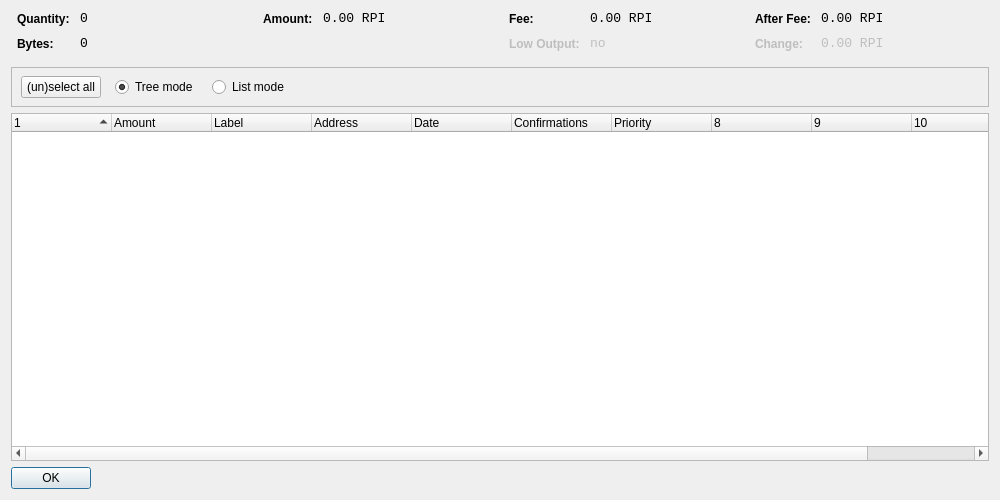
First picture: the form in src/qt/forms/coincontroldialog.ui, repository rpicoin/rpicore, before the edit.
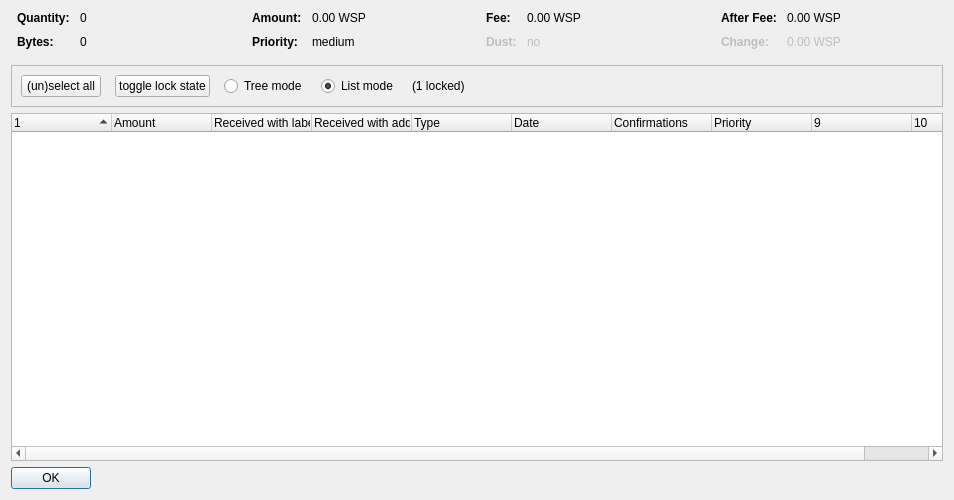
Second picture: the form after the edit. Custom widgets are drawn as their Qt base class.

What changed in the file:
```diff
--- a/src/qt/forms/coincontroldialog.ui
+++ b/src/qt/forms/coincontroldialog.ui
@@ -6,7 +6,7 @@
    <rect>
     <x>0</x>
     <y>0</y>
-    <width>1000</width>
+    <width>954</width>
     <height>500</height>
    </rect>
   </property>
@@ -38,8 +38,11 @@
        </property>
        <item row="0" column="0">
         <widget class="QLabel" name="labelCoinControlQuantityText">
-         <property name="styleSheet">
-          <string notr="true">font-weight:bold;</string>
+         <property name="font">
+          <font>
+           <weight>75</weight>
+           <bold>true</bold>
+          </font>
          </property>
          <property name="text">
           <string>Quantity:</string>
@@ -48,12 +51,6 @@
        </item>
        <item row="0" column="1">
         <widget class="QLabel" name="labelCoinControlQuantity">
-         <property name="font">
-          <font>
-           <family>Monospace</family>
-           <pointsize>10</pointsize>
-          </font>
-         </property>
          <property name="cursor">
           <cursorShape>IBeamCursor</cursorShape>
          </property>
@@ -70,8 +67,11 @@
        </item>
        <item row="1" column="0">
         <widget class="QLabel" name="labelCoinControlBytesText">
-         <property name="styleSheet">
-          <string notr="true">font-weight:bold;</string>
+         <property name="font">
+          <font>
+           <weight>75</weight>
+           <bold>true</bold>
+          </font>
          </property>
          <property name="text">
           <string>Bytes:</string>
@@ -80,12 +80,6 @@
        </item>
        <item row="1" column="1">
         <widget class="QLabel" name="labelCoinControlBytes">
-         <property name="font">
-          <font>
-           <family>Monospace</family>
-           <pointsize>10</pointsize>
-          </font>
-         </property>
          <property name="cursor">
           <cursorShape>IBeamCursor</cursorShape>
          </property>
@@ -118,8 +112,11 @@
        </property>
        <item row="0" column="0">
         <widget class="QLabel" name="labelCoinControlAmountText">
-         <property name="styleSheet">
-          <string notr="true">font-weight:bold;</string>
+         <property name="font">
+          <font>
+           <weight>75</weight>
+           <bold>true</bold>
+          </font>
          </property>
          <property name="text">
           <string>Amount:</string>
@@ -128,12 +125,35 @@
        </item>
        <item row="0" column="1">
         <widget class="QLabel" name="labelCoinControlAmount">
+         <property name="cursor">
+          <cursorShape>IBeamCursor</cursorShape>
+         </property>
+         <property name="contextMenuPolicy">
+          <enum>Qt::ActionsContextMenu</enum>
+         </property>
+         <property name="text">
+          <string notr="true">0.00 WSP</string>
+         </property>
+         <property name="textInteractionFlags">
+          <set>Qt::LinksAccessibleByMouse|Qt::TextSelectableByKeyboard|Qt::TextSelectableByMouse</set>
+         </property>
+        </widget>
+       </item>
+       <item row="1" column="0">
+        <widget class="QLabel" name="labelCoinControlPriorityText">
          <property name="font">
           <font>
-           <family>Monospace</family>
-           <pointsize>10</pointsize>
+           <weight>75</weight>
+           <bold>true</bold>
           </font>
          </property>
+         <property name="text">
+          <string>Priority:</string>
+         </property>
+        </widget>
+       </item>
+       <item row="1" column="1">
+        <widget class="QLabel" name="labelCoinControlPriority">
          <property name="cursor">
           <cursorShape>IBeamCursor</cursorShape>
          </property>
@@ -141,7 +161,7 @@
           <enum>Qt::ActionsContextMenu</enum>
          </property>
          <property name="text">
-          <string notr="true">0.00 RPI</string>
+          <string>medium</string>
          </property>
          <property name="textInteractionFlags">
           <set>Qt::LinksAccessibleByMouse|Qt::TextSelectableByKeyboard|Qt::TextSelectableByMouse</set>
@@ -166,8 +186,11 @@
        </property>
        <item row="0" column="0">
         <widget class="QLabel" name="labelCoinControlFeeText">
-         <property name="styleSheet">
-          <string notr="true">font-weight:bold;</string>
+         <property name="font">
+          <font>
+           <weight>75</weight>
+           <bold>true</bold>
+          </font>
          </property>
          <property name="text">
           <string>Fee:</string>
@@ -176,12 +199,6 @@
        </item>
        <item row="0" column="1">
         <widget class="QLabel" name="labelCoinControlFee">
-         <property name="font">
-          <font>
-           <family>Monospace</family>
-           <pointsize>10</pointsize>
-          </font>
-         </property>
          <property name="cursor">
           <cursorShape>IBeamCursor</cursorShape>
          </property>
@@ -189,7 +206,7 @@
           <enum>Qt::ActionsContextMenu</enum>
          </property>
          <property name="text">
-          <string notr="true">0.00 RPI</string>
+          <string notr="true">0.00 WSP</string>
          </property>
          <property name="textInteractionFlags">
           <set>Qt::LinksAccessibleByMouse|Qt::TextSelectableByKeyboard|Qt::TextSelectableByMouse</set>
@@ -201,11 +218,14 @@
          <property name="enabled">
           <bool>false</bool>
          </property>
-         <property name="styleSheet">
-          <string notr="true">font-weight:bold;</string>
+         <property name="font">
+          <font>
+           <weight>75</weight>
+           <bold>true</bold>
+          </font>
          </property>
          <property name="text">
-          <string>Low Output:</string>
+          <string>Dust:</string>
          </property>
         </widget>
        </item>
@@ -214,12 +234,6 @@
          <property name="enabled">
           <bool>false</bool>
          </property>
-         <property name="font">
-          <font>
-           <family>Monospace</family>
-           <pointsize>10</pointsize>
-          </font>
-         </property>
          <property name="cursor">
           <cursorShape>IBeamCursor</cursorShape>
          </property>
@@ -252,8 +266,11 @@
        </property>
        <item row="0" column="0">
         <widget class="QLabel" name="labelCoinControlAfterFeeText">
-         <property name="styleSheet">
-          <string notr="true">font-weight:bold;</string>
+         <property name="font">
+          <font>
+           <weight>75</weight>
+           <bold>true</bold>
+          </font>
          </property>
          <property name="text">
           <string>After Fee:</string>
@@ -262,12 +279,6 @@
        </item>
        <item row="0" column="1">
         <widget class="QLabel" name="labelCoinControlAfterFee">
-         <property name="font">
-          <font>
-           <family>Monospace</family>
-           <pointsize>10</pointsize>
-          </font>
-         </property>
          <property name="cursor">
           <cursorShape>IBeamCursor</cursorShape>
          </property>
@@ -275,7 +286,7 @@
           <enum>Qt::ActionsContextMenu</enum>
          </property>
          <property name="text">
-          <string notr="true">0.00 RPI</string>
+          <string notr="true">0.00 WSP</string>
          </property>
          <property name="textInteractionFlags">
           <set>Qt::LinksAccessibleByMouse|Qt::TextSelectableByKeyboard|Qt::TextSelectableByMouse</set>
@@ -287,8 +298,11 @@
          <property name="enabled">
           <bool>false</bool>
          </property>
-         <property name="styleSheet">
-          <string notr="true">font-weight:bold;</string>
+         <property name="font">
+          <font>
+           <weight>75</weight>
+           <bold>true</bold>
+          </font>
          </property>
          <property name="text">
           <string>Change:</string>
@@ -300,12 +314,6 @@
          <property name="enabled">
           <bool>false</bool>
          </property>
-         <property name="font">
-          <font>
-           <family>Monospace</family>
-           <pointsize>10</pointsize>
-          </font>
-         </property>
          <property name="cursor">
           <cursorShape>IBeamCursor</cursorShape>
          </property>
@@ -313,7 +321,7 @@
           <enum>Qt::ActionsContextMenu</enum>
          </property>
          <property name="text">
-          <string notr="true">0.00 RPI</string>
+          <string notr="true">0.00 WSP</string>
          </property>
          <property name="textInteractionFlags">
           <set>Qt::LinksAccessibleByMouse|Qt::TextSelectableByKeyboard|Qt::TextSelectableByMouse</set>
@@ -338,16 +346,9 @@
      <property name="frameShadow">
       <enum>QFrame::Sunken</enum>
      </property>
-     <widget class="QWidget" name="horizontalLayoutWidget">
-      <property name="geometry">
-       <rect>
-        <x>10</x>
-        <y>0</y>
-        <width>781</width>
-        <height>41</height>
-       </rect>
-      </property>
-      <layout class="QHBoxLayout" name="horizontalLayoutPanel" stretch="0,0,0,0">
+     <layout class="QHBoxLayout" name="horizontalLayout">
+      <item>
+       <layout class="QHBoxLayout" name="horizontalLayoutPanel" stretch="0,0,0,0,0,0">
        <property name="spacing">
         <number>14</number>
        </property>
@@ -362,6 +363,25 @@
          <property name="text">
           <string>(un)select all</string>
          </property>
+          <property name="autoDefault">
+           <bool>false</bool>
+          </property>
+         </widget>
+        </item>
+        <item>
+         <widget class="QPushButton" name="pushButtonToggleLock">
+          <property name="sizePolicy">
+           <sizepolicy hsizetype="Maximum" vsizetype="Fixed">
+            <horstretch>0</horstretch>
+            <verstretch>0</verstretch>
+           </sizepolicy>
+          </property>
+          <property name="text">
+           <string>toggle lock state</string>
+          </property>
+          <property name="autoDefault">
+           <bool>false</bool>
+          </property>
         </widget>
        </item>
        <item>
@@ -375,9 +395,6 @@
          <property name="text">
           <string>Tree mode</string>
          </property>
-         <property name="checked">
-          <bool>true</bool>
-         </property>
         </widget>
        </item>
        <item>
@@ -391,6 +408,16 @@
          <property name="text">
           <string>List mode</string>
          </property>
+          <property name="checked">
+           <bool>true</bool>
+          </property>
+         </widget>
+        </item>
+        <item>
+         <widget class="QLabel" name="labelLocked">
+          <property name="text">
+           <string>(1 locked)</string>
+          </property>
         </widget>
        </item>
        <item>
@@ -407,7 +434,8 @@
         </spacer>
        </item>
       </layout>
-     </widget>
+      </item>
+     </layout>
     </widget>
    </item>
    <item>
@@ -419,7 +447,7 @@
       <bool>false</bool>
      </property>
      <property name="columnCount">
-      <number>11</number>
+      <number>10</number>
      </property>
      <attribute name="headerShowSortIndicator" stdset="0">
       <bool>true</bool>
@@ -439,12 +467,17 @@
      </column>
      <column>
       <property name="text">
-       <string>Label</string>
+       <string>Received with label</string>
       </property>
      </column>
      <column>
       <property name="text">
-       <string>Address</string>
+       <string>Received with address</string>
+      </property>
+     </column>
+     <column>
+      <property name="text">
+       <string>Type</string>
       </property>
      </column>
      <column>
@@ -475,16 +508,6 @@
        <string/>
       </property>
      </column>
-     <column>
-      <property name="text">
-       <string/>
-      </property>
-     </column>
-     <column>
-      <property name="text">
-       <string/>
-      </property>
-     </column>
     </widget>
    </item>
    <item>
```
Left out of the diff: 4 changed lines with no effect on the pictures. Lines whose indentation alone changed are shown as unchanged.
